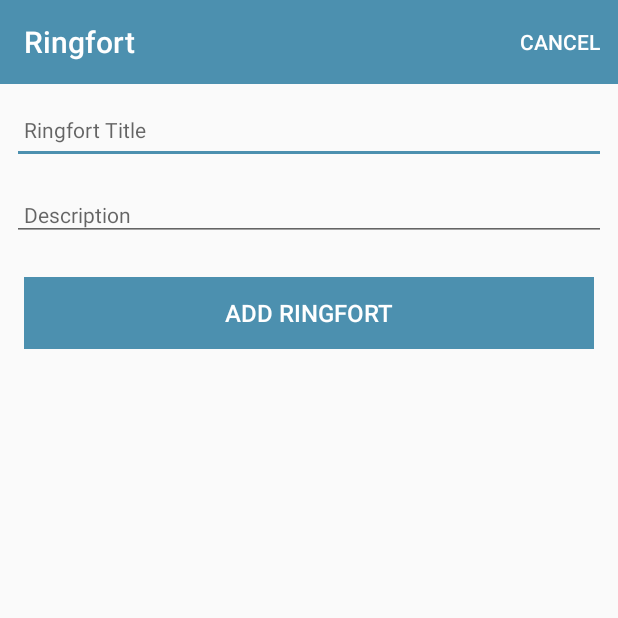
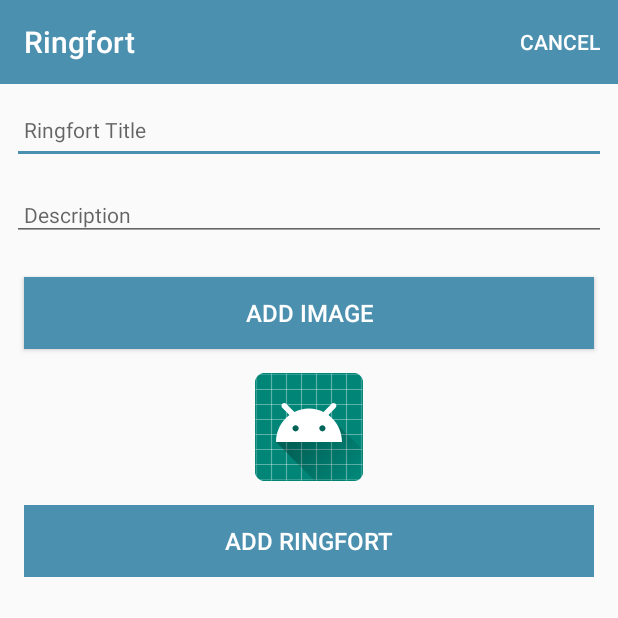
Before and after one commit to dlombard94/Ringfort, an Android app: the RingfortActivity screen opened directly, with no data from a screen before it, on a phone screen of 412 x 824 dp, the top half of it. Run offline under Robolectric (Android 15) with nearby library versions, the phone set to English and light mode, and no system bars; 1 statement that could not run was skipped.

Commit message:
added image functionality

```diff
--- a/app/src/main/java/org/wit/ringfort/models/RingfortModel.kt
+++ b/app/src/main/java/org/wit/ringfort/models/RingfortModel.kt
@@ -6,4 +6,5 @@ import kotlinx.android.parcel.Parcelize
 @Parcelize
 data class RingfortModel(var id: Long = 0,
                          var title: String = "",
-                         var description: String = "") : Parcelable
+                         var description: String = "",
+                         var image: String = "") : Parcelable
--- a/app/src/main/res/layout/activity_ringfort.xml
+++ b/app/src/main/res/layout/activity_ringfort.xml
@@ -66,7 +66,23 @@
                     android:padding="8dp"
                     android:textColor="@color/colorPrimaryDark"
                     android:textSize="14sp" />
+                <Button
+                    android:id="@+id/chooseImage"
+                    android:layout_width="match_parent"
+                    android:layout_height="wrap_content"
+                    android:layout_margin="16dp"
+                    android:background="@color/colorAccent"
+                    android:paddingBottom="8dp"
+                    android:paddingTop="8dp"
+                    android:text="@string/button_addImage"
+                    android:textColor="@color/colorPrimary"
+                    android:textSize="16sp"/>
 
+                <ImageView
+                    android:id="@+id/ringfortImage"
+                    android:layout_width="match_parent"
+                    android:layout_height="wrap_content"
+                    app:srcCompat="@mipmap/ic_launcher"/>
                 <Button
                     android:id="@+id/btnAdd"
                     android:layout_width="match_parent"
--- a/app/src/main/res/values/strings.xml
+++ b/app/src/main/res/values/strings.xml
@@ -7,5 +7,7 @@
     <string name="menu_cancelRingfort">Cancel</string>
     <string name="enter_ringfort_title"> Please enter a Ringfort Title </string>
     <string name="save_ringfort"> Save Ringfort </string>
+    <string name="button_addImage"> Add Image </string>
+    <string name="select_ringfort_image">Select ringfort image</string>
 
 </resources>
```
Also changed, not shown: app/src/main/java/org/wit/ringfort/activities/RingfortActivity.kt (+25 -0 lines), app/src/main/java/org/wit/ringfort/helpers/ImageHelpers.kt (added, +48 -0 lines).
